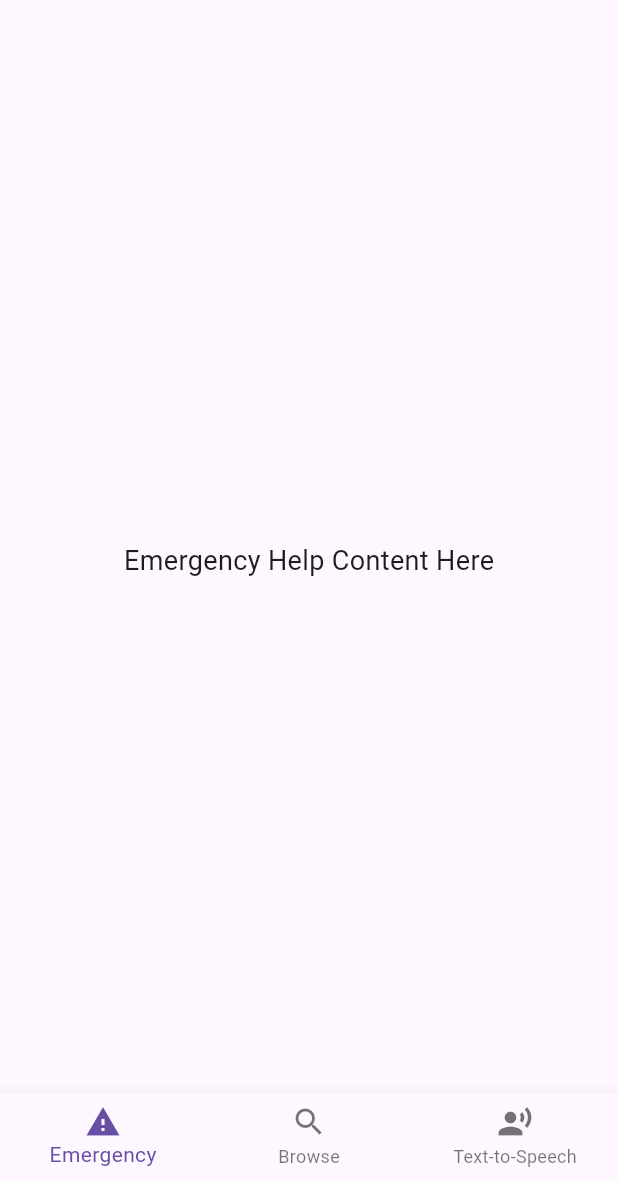
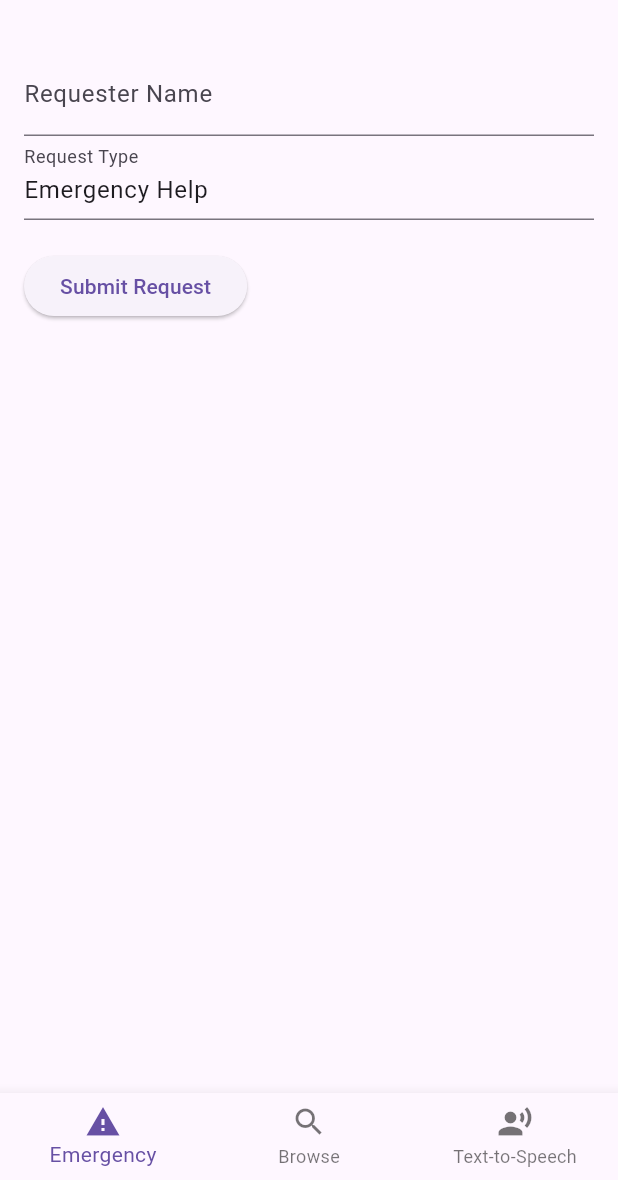
Before and after one commit to Tomiwajin/Elderly_Helper_App, a Flutter app: the EmergencyHelpScreen screen opened directly, on a phone screen of 412 x 824 dp, the part 56-1236 px from its top. Run offline on Flutter 3.47's test engine with Material 3 defaults, Android fonts, the phone set to English and light mode, and no system bars; our stand-ins replace battery_plus, firebase_auth, firebase_core, geolocator, google_maps_flutter; accounts and stored records are empty.

Commit message:
Added code for help request

```diff
--- a/lib/src/emergency_help_screen.dart
+++ b/lib/src/emergency_help_screen.dart
@@ -1,12 +1,15 @@
 import 'package:flutter/material.dart';
+import 'package:http/http.dart' as http;
+import 'dart:convert';
 import 'package:firebase_auth/firebase_auth.dart';
-import 'package:elderly_helper/src/home_screen.dart';
-import 'non_emergency_help_screen.dart';
+import 'package:elderly_helper/src/home_screen.dart'; // Import HomeScreen
+import 'non_emergency_help_screen.dart'; // Import Non-Emergency Help screen
 import 'request_meal_screen.dart';
 import 'calendar_screen.dart';
 import 'picture_taking_screen.dart';
 import 'near_me_map_screen.dart';
-import 'package:elderly_helper/battery_status_widget.dart'; // Import the Battery Status Widget
+import 'package:elderly_helper/battery_status_widget.dart'; // Battery status widget
+
 
 class EmergencyHelpScreen extends StatefulWidget {
   const EmergencyHelpScreen({super.key});
@@ -18,7 +21,6 @@ class EmergencyHelpScreen extends StatefulWidget {
 class _EmergencyHelpScreenState extends State<EmergencyHelpScreen> {
   int _selectedIndex = 0; // Track the selected index of BottomNavigationBar
 
-  // Define screens for each tab
   final List<Widget> _screens = [
     const EmergencyHelpScreenContent(), // Emergency Help screen content
     const BrowseScreen(), // Placeholder for Browse screen
@@ -130,7 +132,7 @@ class _EmergencyHelpScreenState extends State<EmergencyHelpScreen> {
           ],
         ),
         actions: [
-          const BatteryStatusWidget(), // Add the Battery Status Widget here
+          const BatteryStatusWidget(),
           IconButton(
             icon: const Icon(Icons.logout),
             onPressed: () => _logout(context),
@@ -161,15 +163,98 @@ class _EmergencyHelpScreenState extends State<EmergencyHelpScreen> {
   }
 }
 
-class EmergencyHelpScreenContent extends StatelessWidget {
+class EmergencyHelpScreenContent extends StatefulWidget {
   const EmergencyHelpScreenContent({super.key});
 
   @override
+  _EmergencyHelpScreenContentState createState() =>
+      _EmergencyHelpScreenContentState();
+}
+
+class _EmergencyHelpScreenContentState extends State<EmergencyHelpScreenContent> {
+  final _requesterController = TextEditingController();
+  final _typeController = TextEditingController(text: 'Emergency Help'); // Automatically set to Emergency Help
+  bool _isSubmitting = false;
+  String _errorMessage = '';
+
+  Future<void> _submitHelpRequest() async {
+    setState(() {
+      _isSubmitting = true;
+      _errorMessage = '';
+    });
+
+    // Prepare help request data
+    final helpRequest = {
+      'requester': _requesterController.text,
+      'requestTime': DateTime.now().toIso8601String(), // Current time
+      'type': _typeController.text, // Automatically set to 'Emergency Help'
+    };
+
+    try {
+      // Send POST request to the backend
+      final response = await http.post(
+        Uri.parse('http://localhost:8080/api/v1/help'), // Replace with your API URL
+        headers: {'Content-Type': 'application/json'},
+        body: json.encode(helpRequest),
+      );
+
+      if (response.statusCode == 200) {
+        // Successfully recorded the help request
+        ScaffoldMessenger.of(context).showSnackBar(
+          const SnackBar(content: Text('Help request received')),
+        );
+        _requesterController.clear();
+      } else {
+        setState(() {
+          _errorMessage = 'Failed to submit request';
+        });
+        print('Failed to submit help request: ${response.body}');
+      }
+    } catch (e) {
+      setState(() {
+        _errorMessage = 'An error occurred: $e';
+      });
+      print('Error: $e');
+    } finally {
+      setState(() {
+        _isSubmitting = false;
+      });
+    }
+  }
+
+  @override
   Widget build(BuildContext context) {
-    return const Center(
-      child: Text(
-        'Emergency Help Content Here',
-        style: TextStyle(fontSize: 18),
+    return Padding(
+      padding: const EdgeInsets.all(16.0),
+      child: Column(
+        crossAxisAlignment: CrossAxisAlignment.start,
+        children: [
+          TextField(
+            controller: _requesterController,
+            decoration: const InputDecoration(labelText: 'Requester Name'),
+          ),
+          // Make the Request Type field read-only and auto-set to 'Emergency Help'
+          TextField(
+            controller: _typeController,
+            decoration: const InputDecoration(labelText: 'Request Type'),
+            readOnly: true, // Make this field non-editable
+          ),
+          const SizedBox(height: 20),
+          _isSubmitting
+              ? const CircularProgressIndicator()
+              : ElevatedButton(
+                  onPressed: _submitHelpRequest,
+                  child: const Text('Submit Request'),
+                ),
+          if (_errorMessage.isNotEmpty)
+            Padding(
+              padding: const EdgeInsets.only(top: 10),
+              child: Text(
+                _errorMessage,
+                style: TextStyle(color: Colors.red),
+              ),
+            ),
+        ],
       ),
     );
   }
```
Also changed, not shown: lib/src/non_emergency_help_screen.dart (+96 -7 lines).
